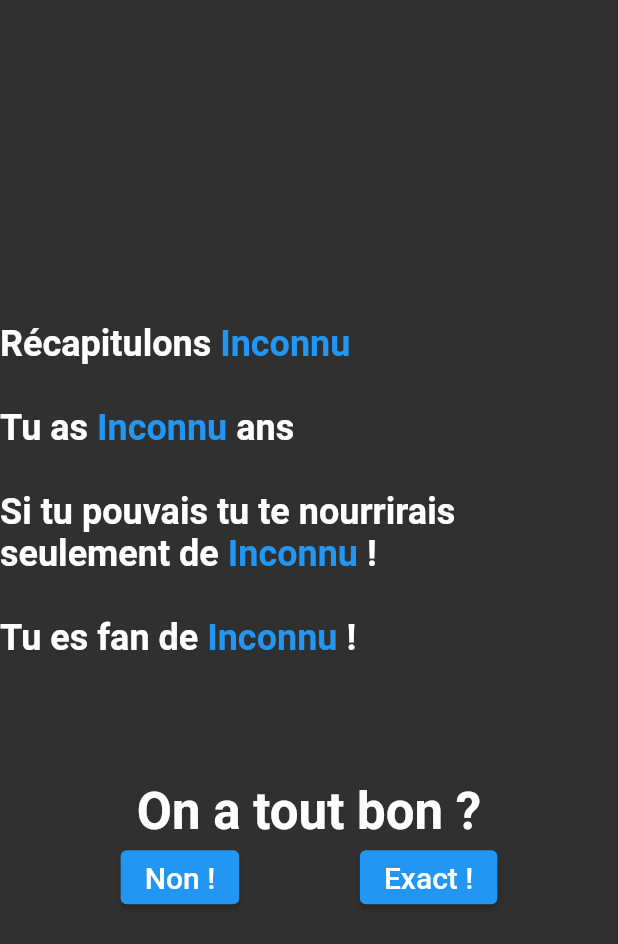
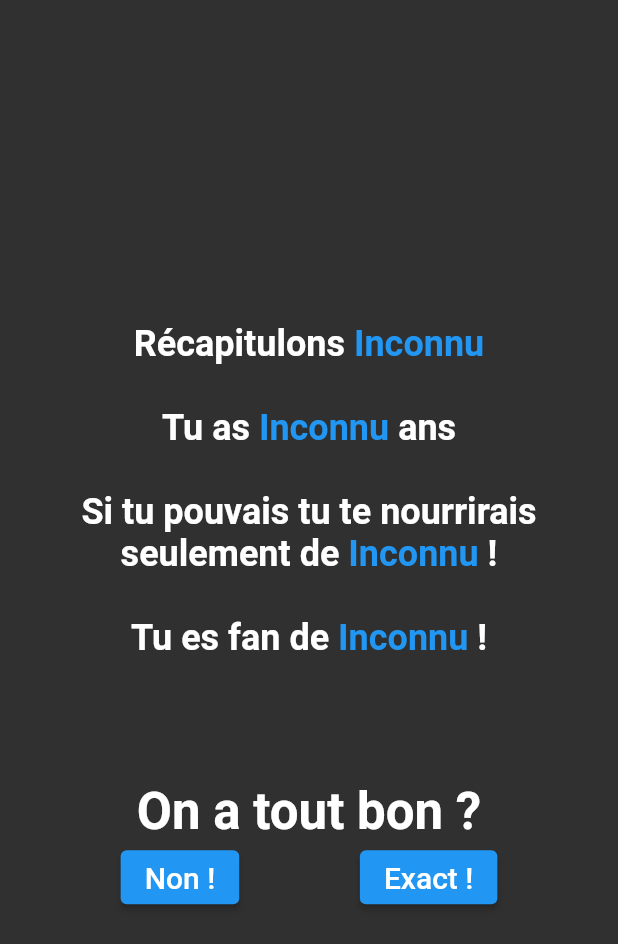
Before and after one commit to BenJacquet/flutter_case_study, a Flutter app: the Summary screen opened directly, on a phone screen of 412 x 824 dp. Shown: the top 944 px of the screen. Run offline on Flutter 3.47's test engine with Material 2 defaults, Android fonts, the phone set to English and light mode, and no system bars; our stand-ins replace shared_preferences; accounts and stored records are empty.

Commit message:
centered RichText in Summary widget

```diff
--- a/lib/screens/summary/summary.dart
+++ b/lib/screens/summary/summary.dart
@@ -39,8 +39,8 @@ class _SummaryState extends State<Summary>{
         body: Column(
           children: [
             const Spacer(flex: 4),
-              Center(
-                child: RichText(
+            RichText(
+              textAlign: TextAlign.center,
               text: TextSpan(
                 style: Theme.of(context).textTheme.headline5?.copyWith(
                     color: Colors.white,
@@ -59,7 +59,6 @@ class _SummaryState extends State<Summary>{
                   TextSpan(text: "$_heros", style: TextStyle(color: Colors.blue)),
                   const TextSpan(text: " !\n"),
                 ],
-                  ),
               ),
             ),
             const Spacer(flex: 1),
```
Lines whose indentation alone changed are shown as unchanged.
